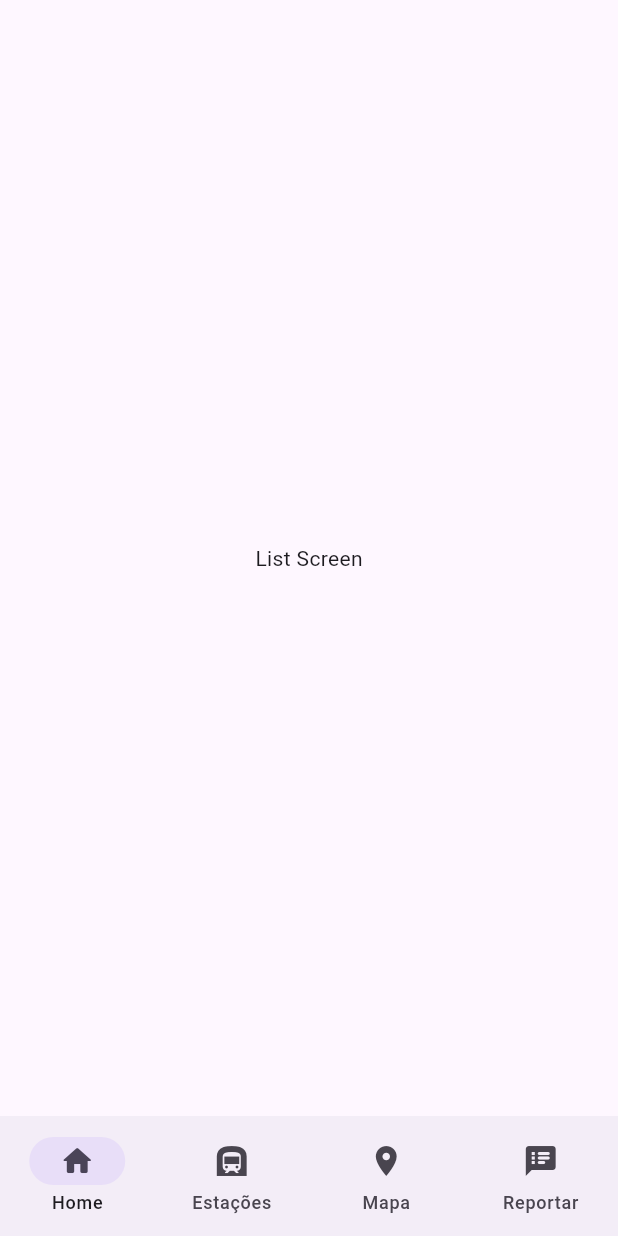
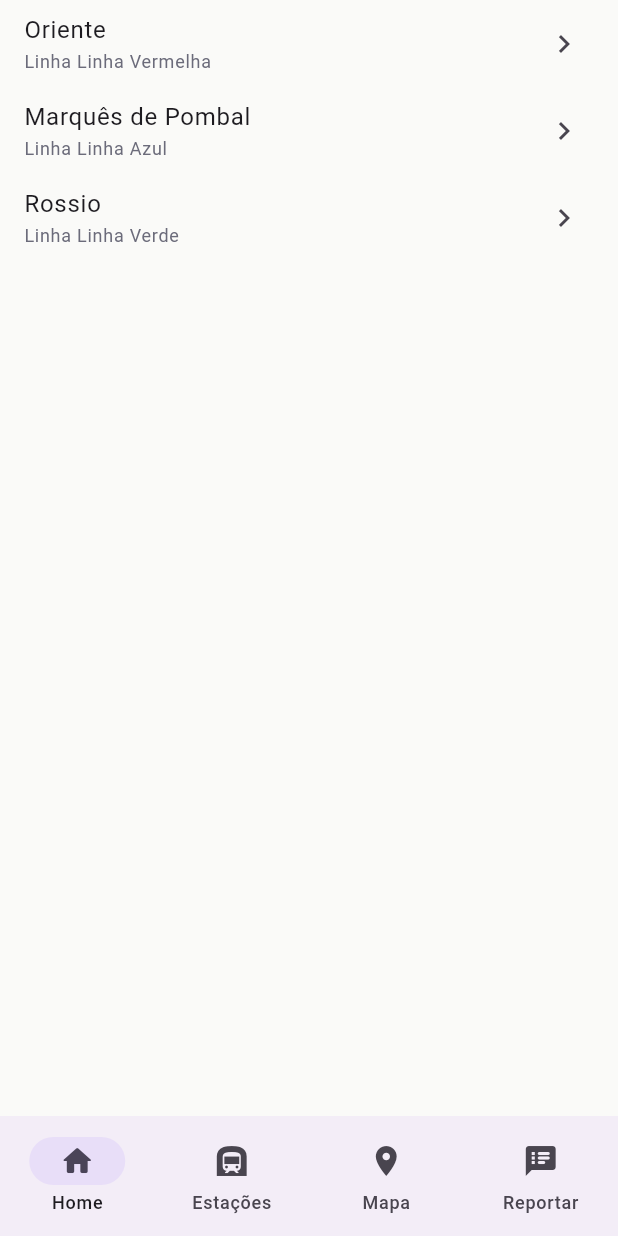
Before and after one commit to DcRPt/lisbon-subway, a Flutter app: the screen it shows after launch, swiped to page 2, on a phone screen of 412 x 824 dp. Run offline on Flutter 3.47's test engine with Material 3 defaults, Android fonts, the phone set to English and light mode, and no system bars; missing offline and left inert: testable_form_field.

Commit message:
created station list and detail screen bases. passes tests

```diff
--- a/lib/screens/list_screen.dart
+++ b/lib/screens/list_screen.dart
@@ -1,13 +1,45 @@
+import 'package:cmproject/data/metro_repository.dart';
+import 'package:cmproject/screens/station_detail_screen.dart';
 import 'package:flutter/material.dart';
+import 'package:provider/provider.dart';
 
 class ListScreen extends StatelessWidget {
   const ListScreen({super.key});
 
   @override
   Widget build(BuildContext context) {
-    return const Scaffold(
+    final stations = context.read<MetroRepository>().getAllStations();
+
+    return Scaffold(
       key: const Key('list-screen'),
-      body: Center(child: Text('List Screen')),
+      backgroundColor: const Color(0xFFFAFAF8),
+      body: SafeArea(
+        child: ListView.builder(
+          key: const Key('list-view'),
+          itemCount: stations.length,
+          itemBuilder: (context, i) {
+            final station = stations[i];
+            return ListTile(
+              title: Column(
+                crossAxisAlignment: CrossAxisAlignment.start,
+                mainAxisSize: MainAxisSize.min,
+                children: [
+                  Text(station.name),
+                  Text(
+                    "Linha ${station.lineName}",
+                    style: const TextStyle(
+                        fontSize: 12, color: Color(0xFF6B6B7A)),
+                  ),
+                ],
+              ),
+              trailing: const Icon(Icons.chevron_right),
+              onTap: () => Navigator.of(context).push(MaterialPageRoute(
+                builder: (_) => StationDetailScreen(station: station),
+              )),
+            );
+          },
+        ),
+      ),
     );
   }
 }
```
Also changed, not shown: lib/screens/station_detail_screen.dart (added, +60 -0 lines).
